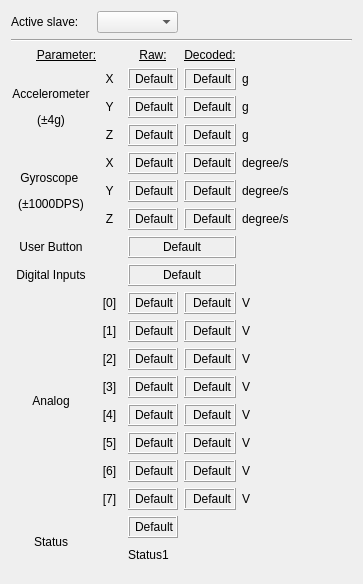
Old version of the form ui/w_manage.ui in the repository JFDuval/flexsea-plan.
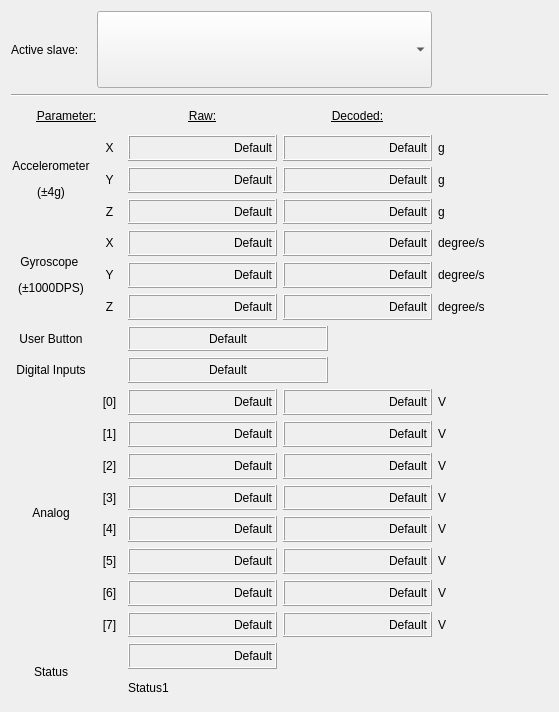
New version of the form.

Commit message: Fat Fingers implementation : Control, manage

```diff
--- a/ui/w_manage.ui
+++ b/ui/w_manage.ui
@@ -6,12 +6,12 @@
    <rect>
     <x>0</x>
     <y>0</y>
-    <width>359</width>
-    <height>584</height>
+    <width>559</width>
+    <height>712</height>
    </rect>
   </property>
   <property name="sizePolicy">
-   <sizepolicy hsizetype="Fixed" vsizetype="Fixed">
+   <sizepolicy hsizetype="Expanding" vsizetype="Expanding">
     <horstretch>0</horstretch>
     <verstretch>0</verstretch>
    </sizepolicy>
@@ -33,7 +33,7 @@
   </property>
   <layout class="QVBoxLayout" name="verticalLayout">
    <item>
-    <layout class="QGridLayout" name="gridLayout_2">
+    <layout class="QGridLayout" name="gridLayout_2" rowstretch="3,1,1,1,1,1,1,1,1,1,1,1,1,1,1,1,1,1,1,1,1">
      <property name="sizeConstraint">
       <enum>QLayout::SetMinimumSize</enum>
      </property>
@@ -1008,9 +1008,6 @@
        </property>
       </widget>
      </item>
-     <item row="0" column="1" colspan="2">
-      <widget class="QComboBox" name="comboBox_slave"/>
-     </item>
      <item row="4" column="1">
       <widget class="QLabel" name="label_5">
        <property name="minimumSize">
@@ -1836,21 +1833,18 @@
        </property>
       </widget>
      </item>
+     <item row="0" column="1" colspan="3">
+      <widget class="QComboBox" name="comboBox_slave">
+       <property name="sizePolicy">
+        <sizepolicy hsizetype="Preferred" vsizetype="Preferred">
+         <horstretch>0</horstretch>
+         <verstretch>0</verstretch>
+        </sizepolicy>
+       </property>
+      </widget>
+     </item>
     </layout>
    </item>
-   <item>
-    <spacer name="verticalSpacer">
-     <property name="orientation">
-      <enum>Qt::Vertical</enum>
-     </property>
-     <property name="sizeHint" stdset="0">
-      <size>
-       <width>5</width>
-       <height>5</height>
-      </size>
-     </property>
-    </spacer>
-   </item>
   </layout>
  </widget>
  <resources/>
```
The commit also changes 4 other files.
